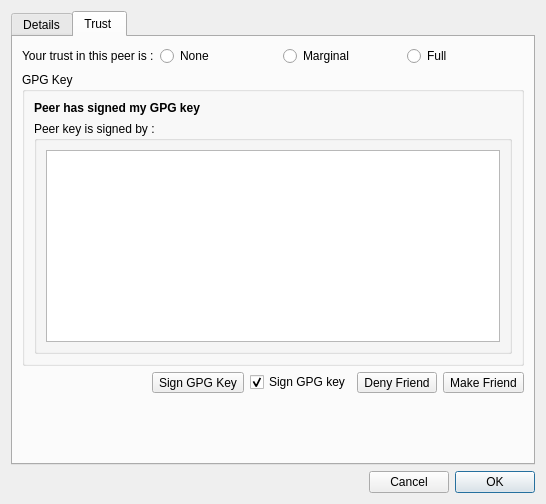
Above: retroshare-gui/src/gui/connect/ConfCertDialog.ui from RetroShare/RetroShare before the change. Below: the same form after it.
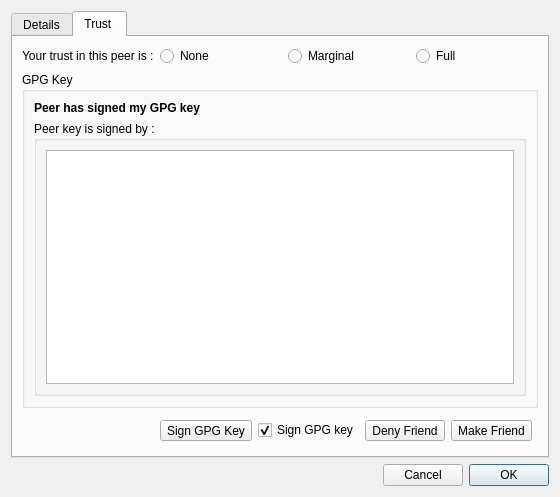
That is the form after the change. Icons and pictures are not drawn.

Commit message: fixed stretching layout

What changed in the file:
```diff
--- a/retroshare-gui/src/gui/connect/ConfCertDialog.ui
+++ b/retroshare-gui/src/gui/connect/ConfCertDialog.ui
@@ -6,8 +6,8 @@
    <rect>
     <x>0</x>
     <y>0</y>
-    <width>546</width>
-    <height>504</height>
+    <width>560</width>
+    <height>497</height>
    </rect>
   </property>
   <property name="windowTitle">
@@ -363,6 +363,9 @@
        </item>
        <item>
         <layout class="QHBoxLayout" name="friendAndSignLayout">
+         <property name="margin">
+          <number>6</number>
+         </property>
          <item>
           <spacer name="horizontalSpacer">
            <property name="orientation">
@@ -451,23 +454,16 @@
            <property name="toolButtonStyle">
             <enum>Qt::ToolButtonTextUnderIcon</enum>
            </property>
+           <property name="autoRaise">
+            <bool>false</bool>
+           </property>
+           <property name="arrowType">
+            <enum>Qt::NoArrow</enum>
+           </property>
           </widget>
          </item>
         </layout>
        </item>
-       <item>
-        <spacer name="verticalSpacer_2">
-         <property name="orientation">
-          <enum>Qt::Vertical</enum>
-         </property>
-         <property name="sizeHint" stdset="0">
-          <size>
-           <width>20</width>
-           <height>40</height>
-          </size>
-         </property>
-        </spacer>
-       </item>
       </layout>
      </widget>
     </widget>
```
Left out of the diff: 6 changed lines with no effect on the pictures.
